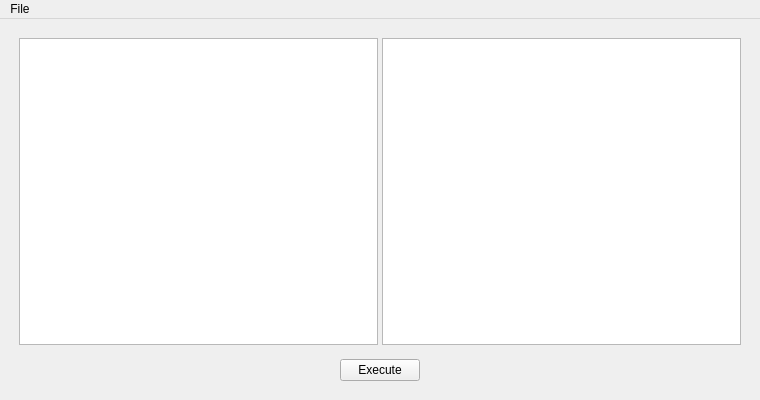
Old version of the form abacusGui/mainwindow.ui in the repository Legich55555/abacus.
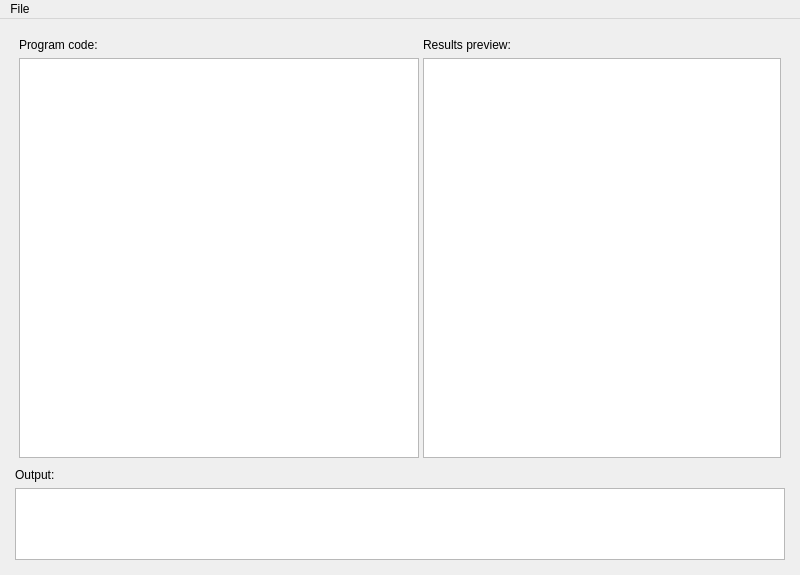
New version of the form.

Commit message: Added output window

The edit to the form file:
```diff
--- a/abacusGui/mainwindow.ui
+++ b/abacusGui/mainwindow.ui
@@ -6,8 +6,8 @@
    <rect>
     <x>0</x>
     <y>0</y>
-    <width>760</width>
-    <height>400</height>
+    <width>800</width>
+    <height>575</height>
    </rect>
   </property>
   <property name="sizePolicy">
@@ -62,69 +62,83 @@
          <number>4</number>
         </property>
         <item>
+         <layout class="QVBoxLayout" name="verticalLayout_2">
+          <item>
+           <widget class="QLabel" name="label_2">
+            <property name="text">
+             <string>Program code:</string>
+            </property>
+           </widget>
+          </item>
+          <item>
          <widget class="QPlainTextEdit" name="sourceEditor">
+            <property name="sizePolicy">
+             <sizepolicy hsizetype="Preferred" vsizetype="Expanding">
+              <horstretch>0</horstretch>
+              <verstretch>0</verstretch>
+             </sizepolicy>
+            </property>
+            <property name="minimumSize">
+             <size>
+              <width>400</width>
+              <height>400</height>
+             </size>
+            </property>
           <property name="lineWrapMode">
            <enum>QPlainTextEdit::NoWrap</enum>
+            </property>
+           </widget>
+          </item>
+         </layout>
+        </item>
+        <item>
+         <layout class="QVBoxLayout" name="verticalLayout_3">
+          <item>
+           <widget class="QLabel" name="label_3">
+            <property name="text">
+             <string>Results preview:</string>
           </property>
          </widget>
         </item>
         <item>
          <widget class="QPlainTextEdit" name="resultViewer">
+            <property name="lineWrapMode">
+             <enum>QPlainTextEdit::NoWrap</enum>
+            </property>
           <property name="readOnly">
-           <bool>false</bool>
+             <bool>true</bool>
           </property>
          </widget>
         </item>
        </layout>
       </item>
-      <item>
-       <layout class="QHBoxLayout" name="horizontalLayout_2">
-        <property name="leftMargin">
-         <number>4</number>
-        </property>
-        <property name="topMargin">
-         <number>4</number>
-        </property>
-        <property name="rightMargin">
-         <number>4</number>
-        </property>
-        <property name="bottomMargin">
-         <number>4</number>
-        </property>
-        <item>
-         <spacer name="horizontalSpacer">
-          <property name="orientation">
-           <enum>Qt::Horizontal</enum>
-          </property>
-          <property name="sizeHint" stdset="0">
-           <size>
-            <width>40</width>
-            <height>20</height>
-           </size>
-          </property>
-         </spacer>
+       </layout>
         </item>
         <item>
-         <widget class="QPushButton" name="executeButton">
+       <widget class="QLabel" name="label">
           <property name="text">
-           <string>Execute</string>
+         <string>Output:</string>
           </property>
          </widget>
         </item>
         <item>
-         <spacer name="horizontalSpacer_2">
-          <property name="orientation">
-           <enum>Qt::Horizontal</enum>
-          </property>
-          <property name="sizeHint" stdset="0">
+       <widget class="QPlainTextEdit" name="outputViewer">
+        <property name="sizePolicy">
+         <sizepolicy hsizetype="Expanding" vsizetype="Minimum">
+          <horstretch>0</horstretch>
+          <verstretch>0</verstretch>
+         </sizepolicy>
+        </property>
+        <property name="minimumSize">
            <size>
-            <width>40</width>
-            <height>20</height>
-           </size>
-          </property>
-         </spacer>
-        </item>
-       </layout>
+          <width>0</width>
+          <height>50</height>
+         </size>
+        </property>
+        <property name="readOnly">
+         <bool>true</bool>
+        </property>
+       </widget>
       </item>
      </layout>
     </item>
@@ -135,7 +149,7 @@
     <rect>
      <x>0</x>
      <y>0</y>
-     <width>760</width>
+     <width>800</width>
      <height>27</height>
     </rect>
    </property>
```
Lines whose indentation alone changed are shown as unchanged. The commit also changes 10 other files.
